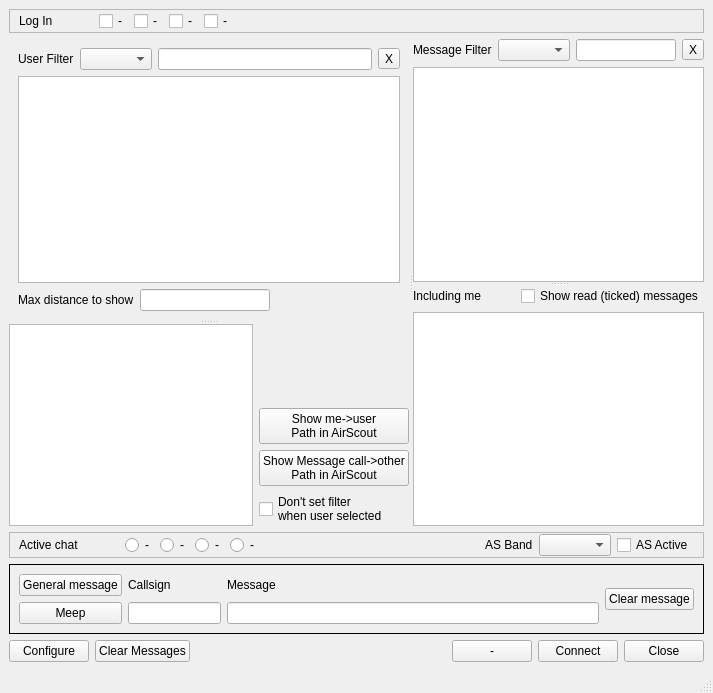
Above: mqt/MqtKSTClient/kstmainwindow.ui from Rsclub22/Minos2-Mirror before the change. Below: the same form after it.
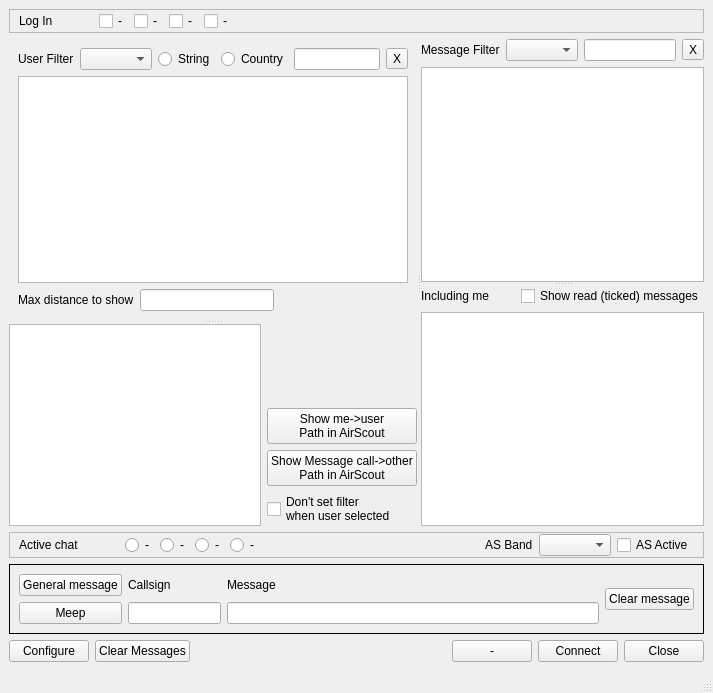
That is the form after the change. Custom widgets are drawn as their Qt base class.

Patch:
```diff
--- a/mqt/MqtKSTClient/kstmainwindow.ui
+++ b/mqt/MqtKSTClient/kstmainwindow.ui
@@ -136,6 +136,26 @@
              </property>
             </widget>
            </item>
+           <item>
+            <widget class="QRadioButton" name="stringRb">
+             <property name="text">
+              <string>String</string>
+             </property>
+             <attribute name="buttonGroup">
+              <string notr="true">callStringButtonGroup</string>
+             </attribute>
+            </widget>
+           </item>
+           <item>
+            <widget class="QRadioButton" name="countryRb">
+             <property name="text">
+              <string>Country</string>
+             </property>
+             <attribute name="buttonGroup">
+              <string notr="true">callStringButtonGroup</string>
+             </attribute>
+            </widget>
+           </item>
            <item>
             <widget class="QLineEdit" name="CSFilter">
              <property name="toolTip">
```
Left out of the diff: 3 changed lines with no effect on the pictures.
